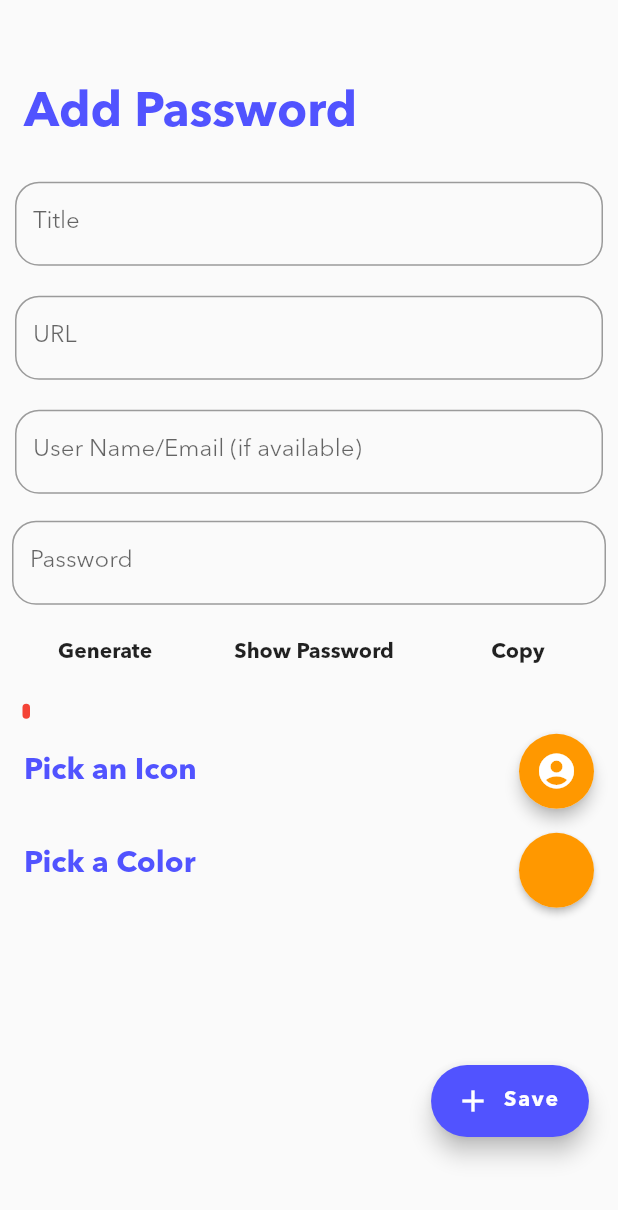
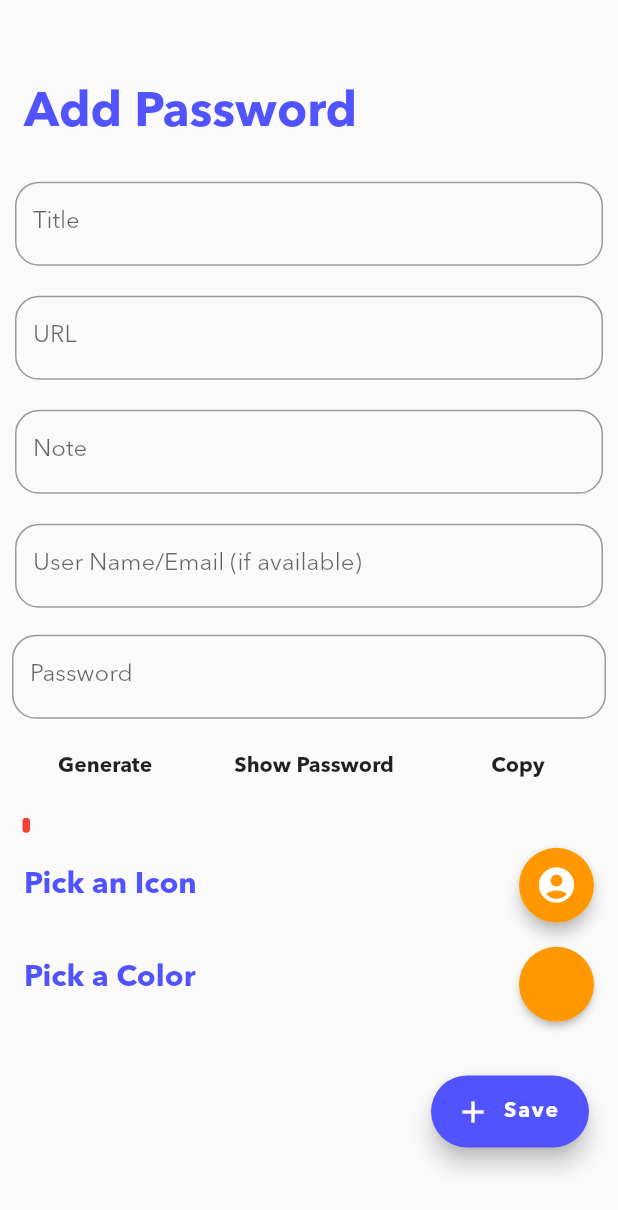
Before and after one commit to hades12x1/Storage_Infomation, a Flutter app: the AddPassword screen opened directly, on a phone screen of 412 x 824 dp. Shown: the top 1210 px of the screen. Run offline on Flutter 3.47's test engine with Material 2 defaults, Android fonts, the phone set to English and light mode, and no system bars; our stand-ins replace dynamic_theme, flutter_secure_storage, local_auth, shared_preferences, sqflite; missing offline and left inert: encrypt, flutter_material_color_picker, password_strength; accounts and stored records are empty.

Commit message:
Show note and url

```diff
--- a/lib/database/Database.dart
+++ b/lib/database/Database.dart
@@ -30,6 +30,8 @@ class DBProvider {
           "app_name TEXT,"
           "icon TEXT,"
           "color TEXT,"
+          "url TEXT,"
+          "note TEXT,"
           "password TEXT,"
           "user_name TEXT"
           ")");
--- a/lib/model/PasswordModel.dart
+++ b/lib/model/PasswordModel.dart
@@ -15,10 +15,12 @@ class Password {
   String userName;
   String appName;
   String password;
+  String url;
+  String note;
   String icon;
   String color;
 
-  Password({this.id, this.icon,this.color, this.userName, this.appName, this.password});
+  Password({this.id, this.icon,this.color, this.userName, this.appName, this.password, this.url, this.note});
 
   Password.fromJson(Map<String, dynamic> json) {
     id = json['id'];
@@ -26,6 +28,8 @@ class Password {
     password = json['password'];
     userName = json['user_name'];
     icon = json['icon'];
+    url = json['url'] ?? '';
+    note = json['note'] ?? '';
     color = json['color'];
   }
 
@@ -35,6 +39,8 @@ class Password {
     data['app_name'] = this.appName;
     data['password'] = this.password;
     data['user_name'] = this.userName;
+    data['url'] = this.url ?? '';
+    data['note'] = this.note ?? '';
     data['icon'] = this.icon;
     data['color'] = this.color;
     return data;
--- a/lib/pages/AddPasswordPage.dart
+++ b/lib/pages/AddPasswordPage.dart
@@ -24,6 +24,7 @@ class _AddPasswordState extends State<AddPassword> {
   TextEditingController passwordController = TextEditingController();
   TextEditingController urlController = TextEditingController();
   TextEditingController appNameController = TextEditingController();
+  TextEditingController noteController = TextEditingController();
   TextEditingController userNameController = TextEditingController();
 
   Color pickedColor;
@@ -223,6 +224,17 @@ class _AddPasswordState extends State<AddPassword> {
                   Padding(
                     padding: const EdgeInsets.all(10.0),
                     child: TextFormField(
+                      decoration: InputDecoration(
+                          labelText: "Note",
+                          labelStyle: TextStyle(fontFamily: "Subtitle"),
+                          border: OutlineInputBorder(
+                              borderRadius: BorderRadius.circular(16))),
+                      controller: noteController,
+                    ),
+                  ),
+                  Padding(
+                    padding: const EdgeInsets.all(10.0),
+                    child: TextFormField(
                       validator: (value) {
                         if (value.isEmpty) {
                           return 'Please enter valid Username';
@@ -380,7 +392,7 @@ class _AddPasswordState extends State<AddPassword> {
         ),
       ),
       floatingActionButton: Container(
-        padding: EdgeInsets.only(bottom: 50.0, left: 300),
+        padding: EdgeInsets.only(bottom: 43.0, left: 300),
         child: Align(
           alignment: Alignment.bottomCenter,
           child: FloatingActionButton.extended(
@@ -395,7 +407,10 @@ class _AddPasswordState extends State<AddPassword> {
                     password: encryptedString,
                     color: "#" + pickedColor.value.toRadixString(16),
                     icon: iconNames[pickedIcon],
-                    userName: userNameController.text);
+                    userName: userNameController.text,
+                    url: urlController.text,
+                    note: noteController.text
+                );
                 DBProvider.db.newPassword(password);
                 Navigator.pushAndRemoveUntil(
                     context,
--- a/pubspec.yaml
+++ b/pubspec.yaml
@@ -12,7 +12,7 @@ dependencies:
     sdk: flutter
 
   cupertino_icons: ^0.1.2
-  local_auth: ^0.4.0+1 #^0.5.2+2
+  local_auth: ^0.6.3+1
   flutter_secure_storage: ^3.3.5
   password_strength: ^0.1.2
   firebase_database: ^4.4.0
```
Also changed, not shown: lib/pages/SetMasterPassword.dart (+0 -15 lines), lib/pages/ViewPasswordPage.dart (+90 -13 lines), pubspec.lock.
